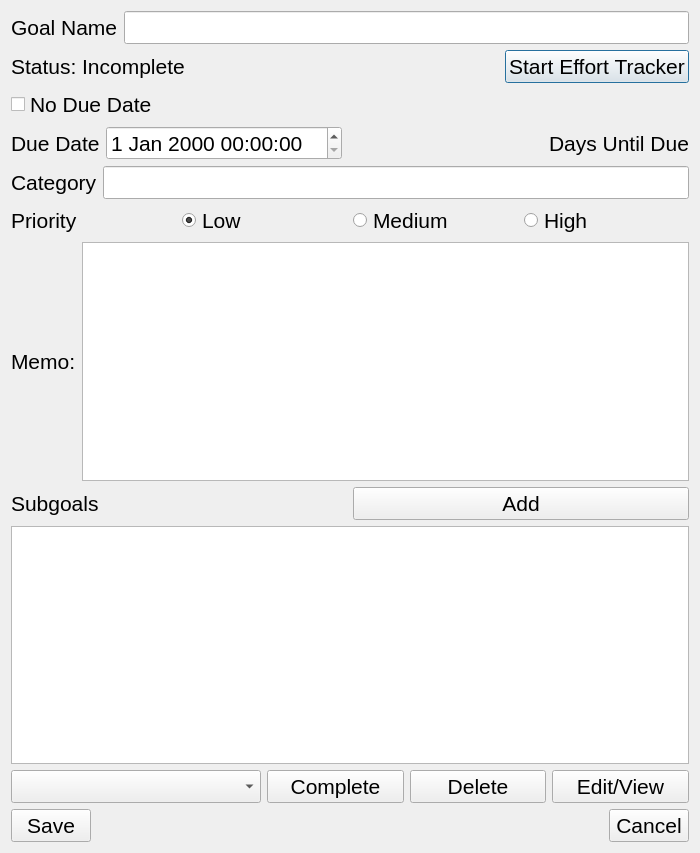
The window that UI/AddEditViewGoal.ui (cis422-goaltracker/goaltracker) describes before a commit, drawn with Qt 5.
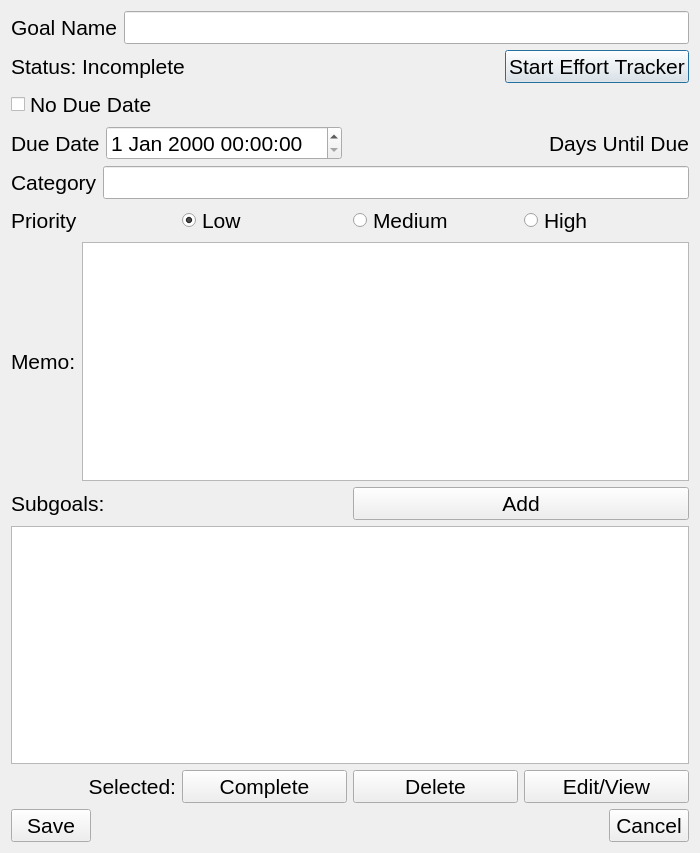
The same window after the commit.

Commit message: Removed combo boxes from UI files.

What changed in the file:
```diff
--- a/UI/AddEditViewGoal.ui
+++ b/UI/AddEditViewGoal.ui
@@ -278,7 +278,7 @@
         </font>
        </property>
        <property name="text">
-        <string>Subgoals</string>
+        <string>Subgoals:</string>
        </property>
       </widget>
      </item>
@@ -314,18 +314,18 @@
    <item>
     <layout class="QHBoxLayout" name="horizontalLayout_7">
      <item>
-      <widget class="QComboBox" name="comboBox">
-       <property name="minimumSize">
-        <size>
-         <width>250</width>
-         <height>0</height>
-        </size>
-       </property>
+      <widget class="QLabel" name="label_subgoals_selected">
        <property name="font">
         <font>
          <pointsize>16</pointsize>
         </font>
        </property>
+       <property name="text">
+        <string>Selected:</string>
+       </property>
+       <property name="alignment">
+        <set>Qt::AlignRight|Qt::AlignTrailing|Qt::AlignVCenter</set>
+       </property>
       </widget>
      </item>
      <item>
```
The commit also changes 1 other file.
